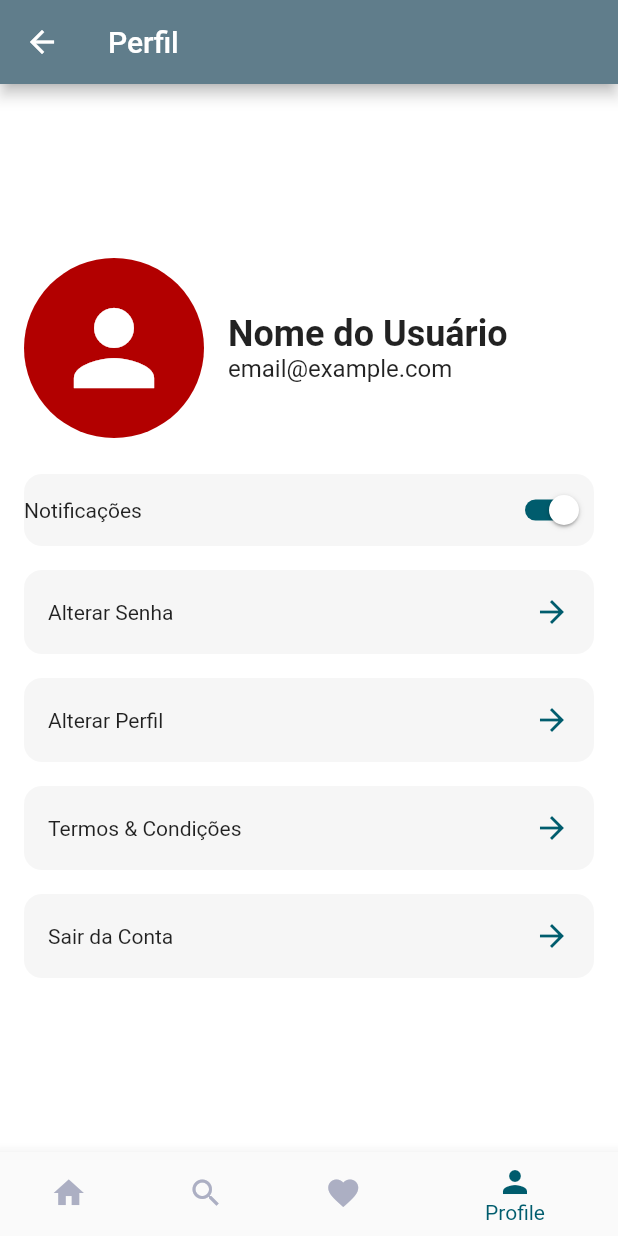
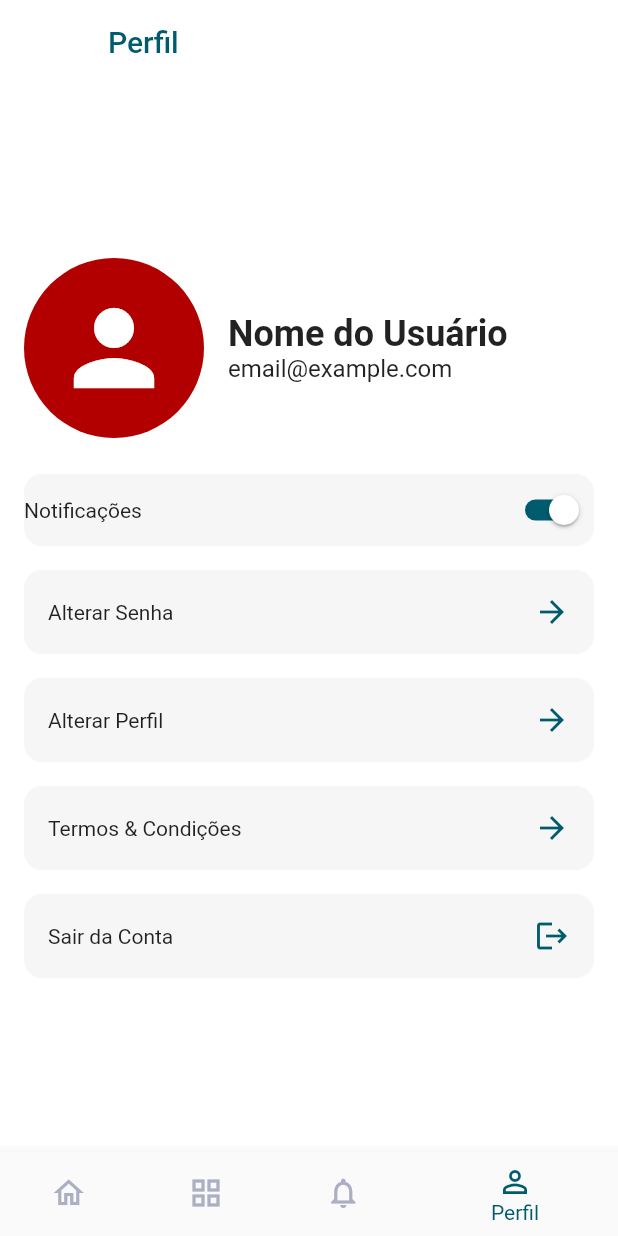
Before and after one commit to CaHaubt/AquaFatec, a Flutter app: the ProfileScreen screen opened by its route, on a phone screen of 412 x 824 dp. Run offline on Flutter 3.47's test engine with Material 2 defaults, Android fonts, the phone set to English and light mode, and no system bars.

Commit message:
alterações visual perfil e buttonNavBar

```diff
--- a/lib/main.dart
+++ b/lib/main.dart
@@ -26,7 +26,8 @@ class AquaFatecApp extends StatelessWidget {
         '/login': (context) => LoginScreen(),
         '/cadastro': (context) => CadastroScreen(),
         '/menu': (context) => MenuScreen(),
-        '/perfil': (context) => ProfileScreen(), // Adicione esta linha
+        '/perfil': (context) => ProfileScreen(),
+        //'/notificacao': context => NotificacaoScreen(),
       },
     );
   }
--- a/lib/perfil.dart
+++ b/lib/perfil.dart
@@ -1,6 +1,7 @@
 import 'package:aquafatec/widge/colors.dart';
 import 'package:flutter/material.dart';
-import 'widge/naviBar.dart'; // Importe o seu widget de navegação personalizado aqui
+import 'widge/buttonNaviBar.dart';
+import 'widge/colors.dart';
 
 class ProfileScreen extends StatefulWidget {
   @override
@@ -8,6 +9,7 @@ class ProfileScreen extends StatefulWidget {
 }
 
 class _ProfileScreenState extends State<ProfileScreen> {
+  int _currentIndex = 3;
   bool notificationsEnabled = true; // Variável para controlar o estado do toggle
 
   @override
@@ -15,7 +17,13 @@ class _ProfileScreenState extends State<ProfileScreen> {
     return Scaffold(
       backgroundColor: MyColors.white,
       appBar: AppBar(
-        title: Text('Perfil'),
+        title: Text('Perfil',
+        style: TextStyle(
+          color: MyColors.cor3,
+        )
+        ),
+        backgroundColor: Colors.white,
+        elevation: 0,
       ),
       body: Padding(
         padding: const EdgeInsets.all(16.0),
@@ -167,7 +175,7 @@ class _ProfileScreenState extends State<ProfileScreen> {
                   children: [
                     Text('Sair da Conta'),
                     Icon(
-                      Icons.arrow_forward,
+                      Icons.logout,
                       color: MyColors.cor3,
                     ),
                   ],
@@ -178,11 +186,21 @@ class _ProfileScreenState extends State<ProfileScreen> {
         ),
       ),
       bottomNavigationBar: BottomNavBar(
-        currentIndex: 3,
-        onTap: (index) {
+        currentIndex: _currentIndex,
+        onTap: (menu) {
           setState(() {
-            // Implemente a lógica de navegação aqui
+            _currentIndex = menu;
           });
+          if (menu == 0) {
+            // Navegar para a tela de menu
+            Navigator.pushNamed(context, '/menu');
+          } else if (menu == 1) {
+            // Navegar para a tela de modulo
+            Navigator.pushNamed(context, '/modulo');
+          } else if (menu == 2) {
+            // Navegar para a tela de Perfil
+            Navigator.pushNamed(context, '/notificacao');
+          }
         },
       ),
     );
--- a/lib/widge/naviBar.dart
+++ b/lib/widge/buttonNaviBar.dart
@@ -16,31 +16,43 @@ class _BottomNavBarState extends State<BottomNavBar> {
   Widget build(BuildContext context) {
     return BottomNavigationBar(
       currentIndex: widget.currentIndex,
-      onTap: (index) {
-        if (index == 3) {
-          // Se o índice for 3 (perfil), navegue para a tela de perfil
+      onTap: (menu) {
+        if (menu == 0){
+          // Se o índice for 0 (modulo), navegue para a tela de modulo
+          Navigator.pushNamed(context, '/menu');
+        }
+        else if(menu == 1) {
+          // Se o índice for 0 (modulo), navegue para a tela de modulo
+          Navigator.pushNamed(context, '/modulo');
+        }
+        else if (menu == 2) {
+          // Se o índice for 1 (notificação), navegue para a tela de notificações
+          Navigator.pushNamed(context, '/notificacao');
+        } else if (menu == 3) {
+          // Se o índice for 2 (perfil), navegue para a tela de perfil
           Navigator.pushNamed(context, '/perfil');
-        } else {
+        }
+        else {
           // Caso contrário, chame a função de retorno onTap
-          widget.onTap(index);
+          widget.onTap(menu);
         }
       },
       items: [
         BottomNavigationBarItem(
-          icon: Icon(Icons.home),
+          icon: Icon(Icons.home_outlined),
           label: 'Home',
         ),
         BottomNavigationBarItem(
-          icon: Icon(Icons.search),
-          label: 'Search',
+          icon: Icon(Icons.grid_view_outlined),
+          label: 'Modulo',
         ),
         BottomNavigationBarItem(
-          icon: Icon(Icons.favorite),
-          label: 'Favorites',
+          icon: Icon(Icons.notifications_none),
+          label: 'Notificação',
         ),
         BottomNavigationBarItem(
-          icon: Icon(Icons.person),
-          label: 'Profile',
+          icon: Icon(Icons.person_outline),
+          label: 'Perfil',
         ),
       ],
       unselectedItemColor: MyColors.cor1,
```
Also changed, not shown: lib/menuInicial.dart (+15 -8 lines).
